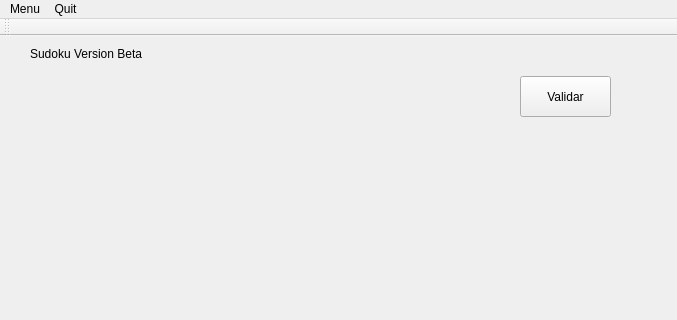
Old version of the form sudoku.ui in the repository dacabrer/proyecto_lenguajes_1erParcial; both pictures show x 0 to 677 and y 0 to 320 of the 677 by 501 pixel window.
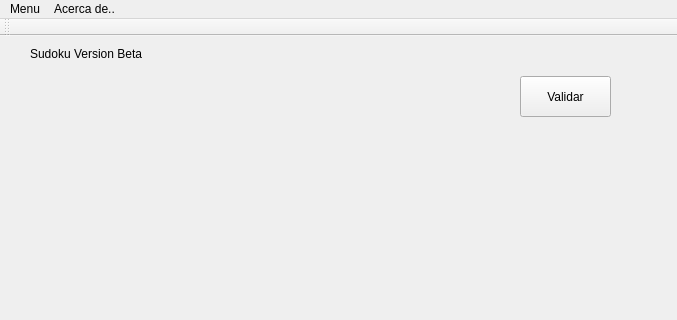
New version of the form.

```diff
--- a/sudoku.ui
+++ b/sudoku.ui
@@ -85,13 +85,13 @@
      <string>Menu</string>
     </property>
    </widget>
-   <widget class="QMenu" name="menuQuit">
+   <widget class="QMenu" name="menuAcerca_de">
     <property name="title">
-     <string>Quit</string>
+     <string>Acerca de..</string>
     </property>
    </widget>
    <addaction name="menuMenu"/>
-   <addaction name="menuQuit"/>
+   <addaction name="menuAcerca_de"/>
   </widget>
   <widget class="QToolBar" name="mainToolBar">
    <attribute name="toolBarArea">
```
Left out of the diff: 12 changed lines with no effect on the pictures.
